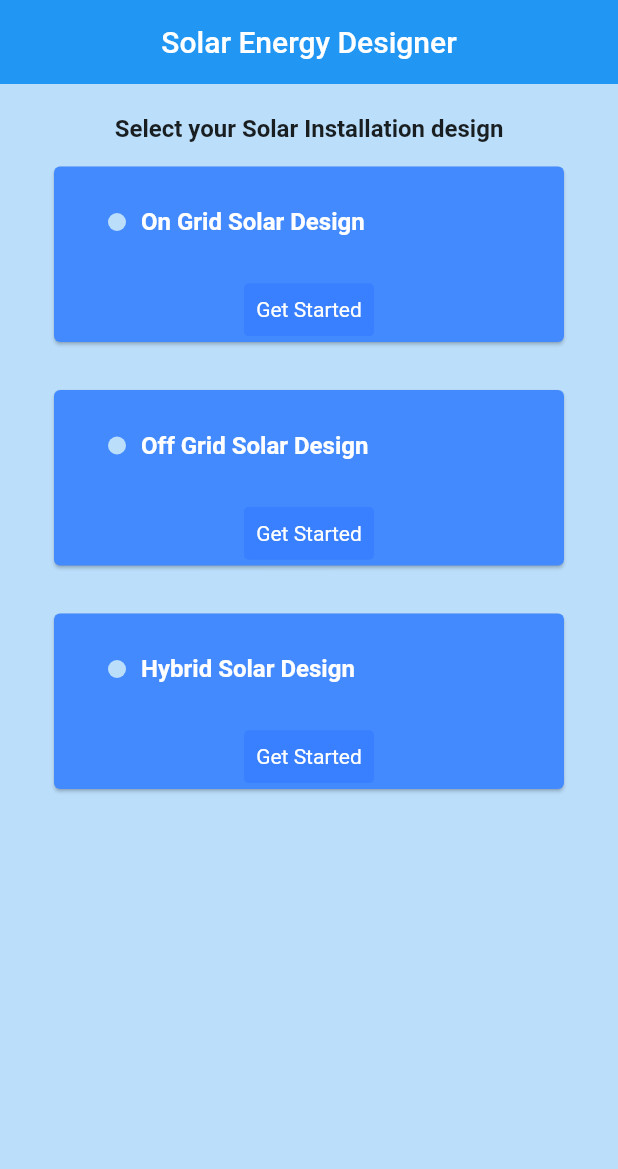
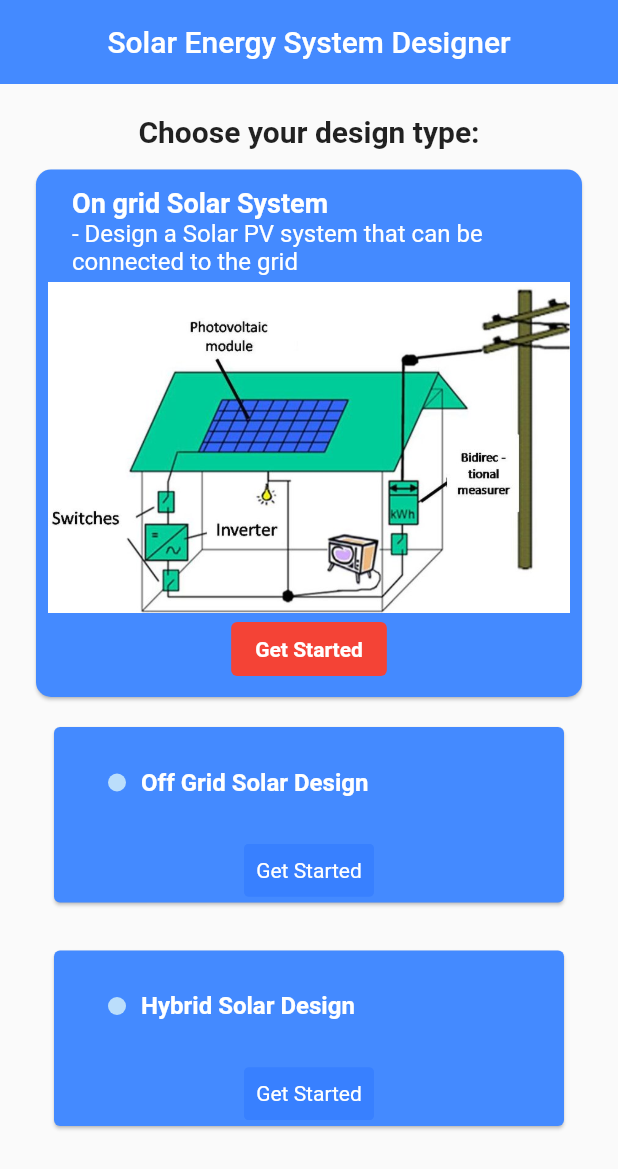
Before and after one commit to Luckingz/energize, a Flutter app: the screen it shows after launch, on a phone screen of 412 x 824 dp. Shown: the top 1169 px of the screen. Run offline on Flutter 3.47's test engine with Material 2 defaults, Android fonts, the phone set to English and light mode, and no system bars; drawn by our look-alikes of getwidget.

Commit message:
Changing the GFCard to just Card Widget

```diff
--- a/lib/design.dart
+++ b/lib/design.dart
@@ -15,70 +15,77 @@ class _EnergizeAppState extends State<EnergizeApp> {
   @override
   Widget build(BuildContext context) {
     return Scaffold(
-        backgroundColor: Colors.blue[100],
         appBar: AppBar(
-          title: Text('Solar Energy Designer'),
+          title: Text('Solar Energy System Designer'),
           centerTitle: true,
           elevation: 0.0,
-
+          backgroundColor: Colors.blueAccent,
         ),
         body: Padding(
             padding: EdgeInsets.all(20.0),
+            child: SingleChildScrollView(
               child: Column(
                   crossAxisAlignment: CrossAxisAlignment.center,
                   children: [
                     Text(
-                    'Select your Solar Installation design',
+                      'Choose your design type:',
                       style: TextStyle(
-                      fontSize: 16.0,
+                        fontSize: 20.0,
                         fontWeight: FontWeight.bold,
                       ),
                     ),
+                    SizedBox(
+                      height: 10,
+                    ),
                     Column(
                       children: [
-                      GFCard(
-                        boxFit: BoxFit.scaleDown,
-                        imageOverlay: AssetImage('assets/grid.png'),
-                        //image: Image.asset('assets/grid.png'),
-                        //showImage: true,
-                        titlePosition: GFPosition.start,
-                        showOverlayImage: true,
+                        Card(
+                          shape: RoundedRectangleBorder(
+                            borderRadius: BorderRadius.circular(10)
+                          ),
                           color: Colors.blueAccent,
-                        title: GFListTile(
-                          avatar: GFAvatar(
-                            //backgroundImage: AssetImage('assets/grid.png'),
-                            //radius: 60.0,
-                            size: 8.0,
-                          ),
-                          title: Text(
-                            'On Grid Solar Design',
+                          child: Padding(
+                            padding: const EdgeInsets.all(8.0),
+                            child: Column(
+                              mainAxisAlignment: MainAxisAlignment.center,
+                              children: <Widget>[
+                                ListTile(
+                                  title: Text("On grid Solar System",
                                     style: TextStyle(
+                                      fontSize: 18,
                                       fontWeight: FontWeight.bold,
-                                fontSize: 16.0,
-                                color: Colors.white
+                                      color: Colors.white,
                                     ),
                                   ),
-                          //subTitle: Text('Design a Solar PV system that can be connected to the grid'),
+                                  subtitle: Text(
+                                      "- Design a Solar PV system that can be "
+                                          "connected to the grid",
+                                    style: TextStyle(
+                                      color: Colors.white,
+                                      fontSize: 16
                                     ),
-                        //content: Text('GF Cards has three types of cards bla bla blah'),
-                        buttonBar: GFButtonBar(
-                          alignment: WrapAlignment.center,
-                          children: [
-                            GFButton(
-                              onPressed: () {
-                                Navigator.push(
-                                    context,
-                                    MaterialPageRoute(builder: (context) => const SecondRoute())
-                                );
-                              },
-                              text: 'Get Started',
-                              textStyle: TextStyle(
                                   ),
-                            )
+                                ),
+                                Image.asset('assets/grid.png',
+                                  fit: BoxFit.cover,
+                                ),
+                                 ElevatedButton(
+                                    onPressed: null,
+                                      child: Text("Get Started",
+                                        style: TextStyle(
+                                          color: Colors.white,
+                                          fontWeight: FontWeight.bold
+                                        ),
+                                      ),
+                                    style: ButtonStyle(
+                                      backgroundColor: MaterialStateProperty.all<Color>(Colors.red)
+                                    ),
+                                  ),
                               ],
                             ),
                           ),
-                    ],
+                        )
+                      ]
                     ),
                     Column(
                       children: [
@@ -169,6 +176,7 @@ class _EnergizeAppState extends State<EnergizeApp> {
                       ),
                     ),
                   ]
+              ),
             )
         )
     );
```
Lines whose indentation alone changed are shown as unchanged.
